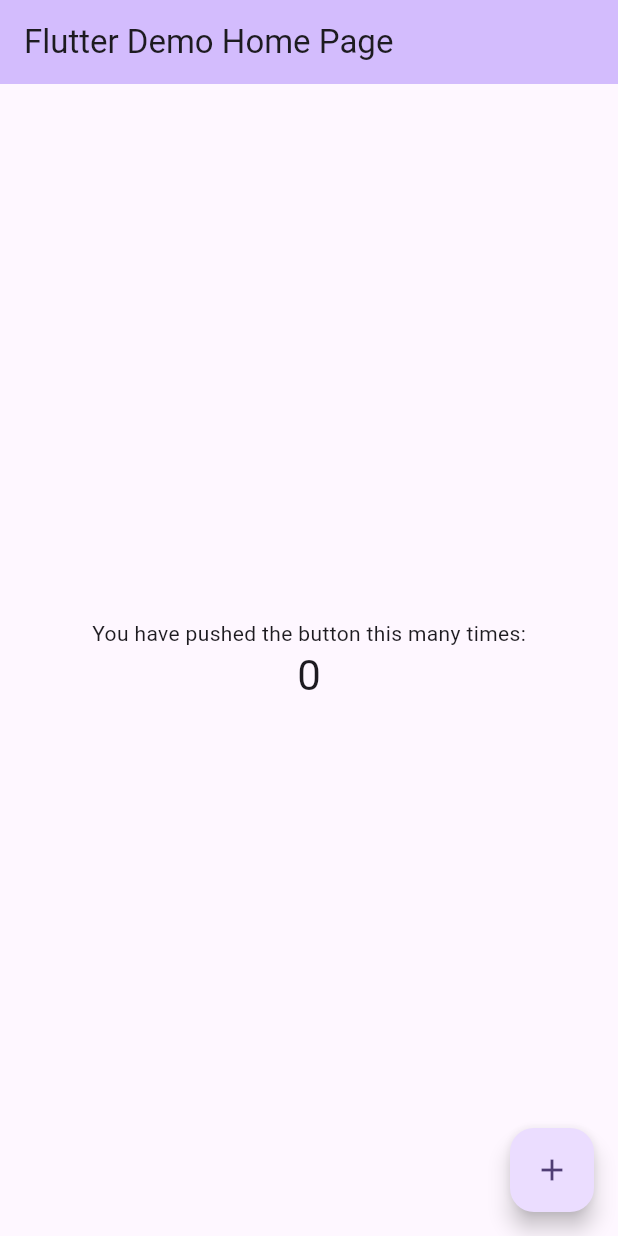
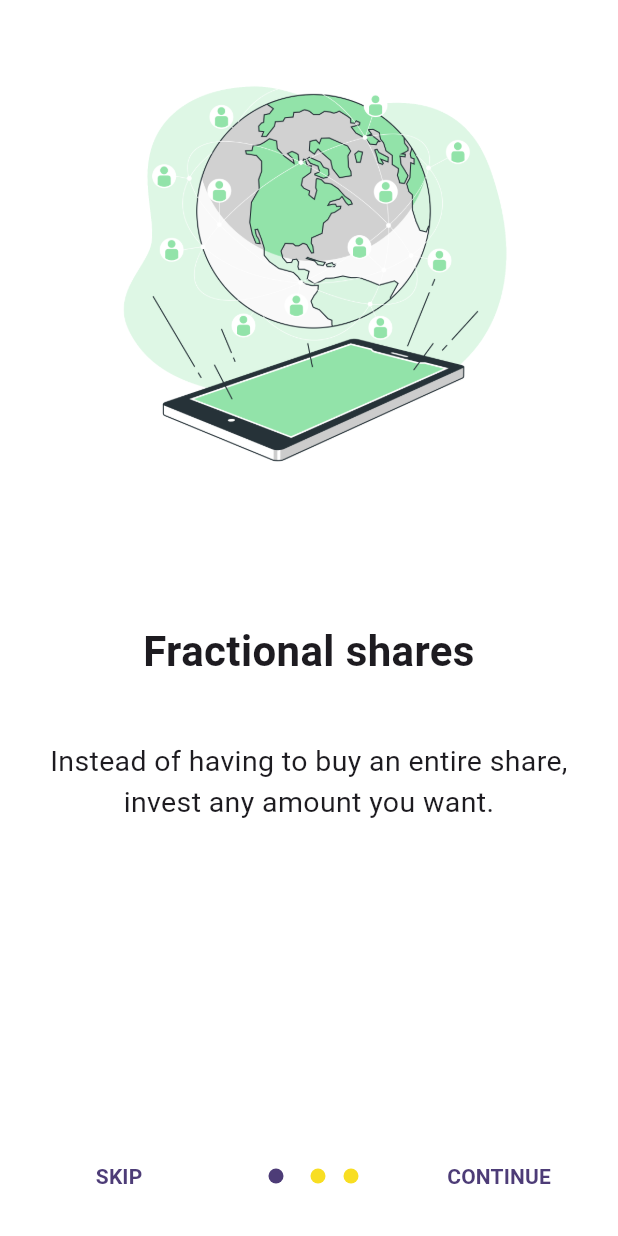
Before and after one commit to lazuardh/presensi_app, a Flutter app: the screen it shows after launch, on a phone screen of 412 x 824 dp. Run offline on Flutter 3.47's test engine with Material 2 defaults, Android fonts, the phone set to English and light mode, and no system bars; drawn by our look-alikes of introduction_screen; our stand-ins replace firebase_core; accounts and stored records are empty.

Commit message:
adding introduction screen

```diff
--- a/lib/main.dart
+++ b/lib/main.dart
@@ -1,12 +1,7 @@
-import 'package:firebase_core/firebase_core.dart';
 import 'package:flutter/material.dart';
-import 'package:flutter_application_1/firebase_options.dart';
+import 'package:flutter_application_1/presentation/routes/page_routes.dart';
 
 void main() async {
-  WidgetsFlutterBinding.ensureInitialized();
-  await Firebase.initializeApp(
-    options: DefaultFirebaseOptions.currentPlatform,
-  );
   runApp(const MyApp());
 }
 
@@ -17,6 +12,7 @@ class MyApp extends StatelessWidget {
   @override
   Widget build(BuildContext context) {
     return MaterialApp(
+      debugShowCheckedModeBanner: false,
       title: 'Flutter Demo',
       theme: ThemeData(
         // This is the theme of your application.
@@ -37,95 +33,8 @@ class MyApp extends StatelessWidget {
         colorScheme: ColorScheme.fromSeed(seedColor: Colors.deepPurple),
         useMaterial3: true,
       ),
-      home: const MyHomePage(title: 'Flutter Demo Home Page'),
+      routes: AppPage.pages,
+      initialRoute: '/',
     );
   }
 }
-
-class MyHomePage extends StatefulWidget {
-  const MyHomePage({super.key, required this.title});
-
-  // This widget is the home page of your application. It is stateful, meaning
-  // that it has a State object (defined below) that contains fields that affect
-  // how it looks.
-
-  // This class is the configuration for the state. It holds the values (in this
-  // case the title) provided by the parent (in this case the App widget) and
-  // used by the build method of the State. Fields in a Widget subclass are
-  // always marked "final".
-
-  final String title;
-
-  @override
-  State<MyHomePage> createState() => _MyHomePageState();
-}
-
-class _MyHomePageState extends State<MyHomePage> {
-  int _counter = 0;
-
-  void _incrementCounter() {
-    setState(() {
-      // This call to setState tells the Flutter framework that something has
-      // changed in this State, which causes it to rerun the build method below
-      // so that the display can reflect the updated values. If we changed
-      // _counter without calling setState(), then the build method would not be
-      // called again, and so nothing would appear to happen.
-      _counter++;
-    });
-  }
-
-  @override
-  Widget build(BuildContext context) {
-    // This method is rerun every time setState is called, for instance as done
-    // by the _incrementCounter method above.
-    //
-    // The Flutter framework has been optimized to make rerunning build methods
-    // fast, so that you can just rebuild anything that needs updating rather
-    // than having to individually change instances of widgets.
-    return Scaffold(
-      appBar: AppBar(
-        // TRY THIS: Try changing the color here to a specific color (to
-        // Colors.amber, perhaps?) and trigger a hot reload to see the AppBar
-        // change color while the other colors stay the same.
-        backgroundColor: Theme.of(context).colorScheme.inversePrimary,
-        // Here we take the value from the MyHomePage object that was created by
-        // the App.build method, and use it to set our appbar title.
-        title: Text(widget.title),
-      ),
-      body: Center(
-        // Center is a layout widget. It takes a single child and positions it
-        // in the middle of the parent.
-        child: Column(
-          // Column is also a layout widget. It takes a list of children and
-          // arranges them vertically. By default, it sizes itself to fit its
-          // children horizontally, and tries to be as tall as its parent.
-          //
-          // Column has various properties to control how it sizes itself and
-          // how it positions its children. Here we use mainAxisAlignment to
-          // center the children vertically; the main axis here is the vertical
-          // axis because Columns are vertical (the cross axis would be
-          // horizontal).
-          //
-          // TRY THIS: Invoke "debug painting" (choose the "Toggle Debug Paint"
-          // action in the IDE, or press "p" in the console), to see the
-          // wireframe for each widget.
-          mainAxisAlignment: MainAxisAlignment.center,
-          children: <Widget>[
-            const Text(
-              'You have pushed the button this many times:',
-            ),
-            Text(
-              '$_counter',
-              style: Theme.of(context).textTheme.headlineMedium,
-            ),
-          ],
-        ),
-      ),
-      floatingActionButton: FloatingActionButton(
-        onPressed: _incrementCounter,
-        tooltip: 'Increment',
-        child: const Icon(Icons.add),
-      ), // This trailing comma makes auto-formatting nicer for build methods.
-    );
-  }
-}
--- /dev/null
+++ b/lib/presentation/pages/Introduction/introduction_screen.dart
@@ -0,0 +1,81 @@
+import 'package:flutter/material.dart';
+import 'package:flutter_application_1/presentation/utilities/colors.dart';
+import 'package:flutter_application_1/presentation/utilities/text_styles.dart';
+import 'package:introduction_screen/introduction_screen.dart';
+
+class Introduction extends StatefulWidget {
+  const Introduction({super.key});
+
+  @override
+  State<Introduction> createState() => _IntroductionState();
+}
+
+class _IntroductionState extends State<Introduction> {
+  @override
+  Widget build(BuildContext context) {
+    const bodyStyle = TextStyle(fontSize: 19.0);
+
+    const pageDecoration = PageDecoration(
+        titleTextStyle: TextStyle(fontSize: 28, fontWeight: FontWeight.bold),
+        bodyTextStyle: bodyStyle,
+        bodyPadding: EdgeInsets.all(16));
+
+    return Scaffold(
+      body: SafeArea(
+        child: IntroductionScreen(
+          globalBackgroundColor: Colors.white,
+          allowImplicitScrolling: true,
+          autoScrollDuration: 4000,
+          pages: [
+            PageViewModel(
+                title: 'Fractional shares',
+                body:
+                    'Instead of having to buy an entire share, invest any amount you want.',
+                image: Image.asset('assets/images/introduction_3.png',
+                    fit: BoxFit.cover),
+                decoration: pageDecoration,
+                useRowInLandscape: true),
+            PageViewModel(
+              title: 'Fractional shares',
+              body:
+                  'Instead of having to buy an entire share, invest any amount you want.',
+              image: Image.asset("assets/images/introduction_2.png"),
+              decoration: pageDecoration,
+            ),
+            PageViewModel(
+              title: 'Fractional shares',
+              body:
+                  'Instead of having to buy an entire share, invest any amount you want.',
+              image: Image.asset(
+                "assets/images/introduction_1.png",
+              ),
+              decoration: pageDecoration,
+            )
+          ],
+          onDone: () {},
+          showSkipButton: true,
+          showNextButton: true,
+          showDoneButton: true,
+          showBackButton: false,
+          next: Text(
+            "CONTINUE",
+            style: text4(darkPurple, semibold),
+          ),
+          skip: Text(
+            "SKIP",
+            style: text4(darkPurple, semibold),
+          ),
+          done: Text(
+            "DONE",
+            style: text4(darkPurple, semibold),
+          ),
+          dotsDecorator: const DotsDecorator(
+              size: Size(10, 10),
+              color: yellowLIght,
+              activeSize: Size(22, 10),
+              activeColor: darkPurple),
+        ),
+      ),
+    );
+  }
+}
--- /dev/null
+++ b/lib/presentation/pages/home/home_screen.dart
@@ -0,0 +1,10 @@
+import 'package:flutter/material.dart';
+
+class HomeScreen extends StatelessWidget {
+  const HomeScreen({super.key});
+
+  @override
+  Widget build(BuildContext context) {
+    return const Placeholder();
+  }
+}
--- /dev/null
+++ b/lib/presentation/routes/name_routes.dart
@@ -0,0 +1,4 @@
+abstract class RouteName {
+  static const introductionScreen = '/';
+  static const homeScreen = '/home';
+}
--- /dev/null
+++ b/lib/presentation/routes/page_routes.dart
@@ -0,0 +1,11 @@
+import 'package:flutter_application_1/presentation/pages/home/home_screen.dart';
+
+import '../././/pages/Introduction/introduction_screen.dart';
+import '../routes/name_routes.dart';
+
+class AppPage {
+  static final pages = {
+    RouteName.introductionScreen: (context) => const Introduction(),
+    RouteName.homeScreen: (context) => const HomeScreen(),
+  };
+}
--- /dev/null
+++ b/lib/presentation/utilities/colors.dart
@@ -0,0 +1,13 @@
+import 'package:flutter/material.dart';
+
+const yellowLIght = Color(0xFFF8DE22);
+
+const white = Color(0xFFF9F5F6);
+
+const lightGrey = Color(0xFFF1F0E8);
+
+const dark = Color(0xFF000000);
+const black400 = Color(0xFF272829);
+
+const lightPurple = Color(0xFF836096);
+const darkPurple = Color(0xFF4D3C77);
--- /dev/null
+++ b/lib/presentation/utilities/text.dart
@@ -0,0 +1 @@
+const skip = 'SKIP';
--- /dev/null
+++ b/lib/presentation/utilities/text_styles.dart
@@ -0,0 +1,23 @@
+import 'package:flutter/material.dart';
+
+const FontWeight light = FontWeight.w300;
+const FontWeight regular = FontWeight.w400;
+const FontWeight medium = FontWeight.w500;
+const FontWeight semibold = FontWeight.w600;
+const FontWeight bold = FontWeight.w700;
+
+TextStyle heading1(colorText, fontWeight) {
+  return TextStyle(color: colorText, fontSize: 61, fontWeight: fontWeight);
+}
+
+TextStyle body(colorText, fontWeight) {
+  return TextStyle(color: colorText, fontSize: 14, fontWeight: fontWeight);
+}
+
+TextStyle text1(colorText, fontWeight) {
+  return TextStyle(color: colorText, fontSize: 20, fontWeight: fontWeight);
+}
+
+TextStyle text4(colorText, fontWeight) {
+  return TextStyle(color: colorText, fontSize: 14, fontWeight: fontWeight);
+}
```
Also changed, not shown: pubspec.yaml (+5 -11 lines), assets/images/introduction_1.png (added), assets/images/introduction_2.png (added), assets/images/introduction_3.png (added), pubspec.lock, 3 other files.
